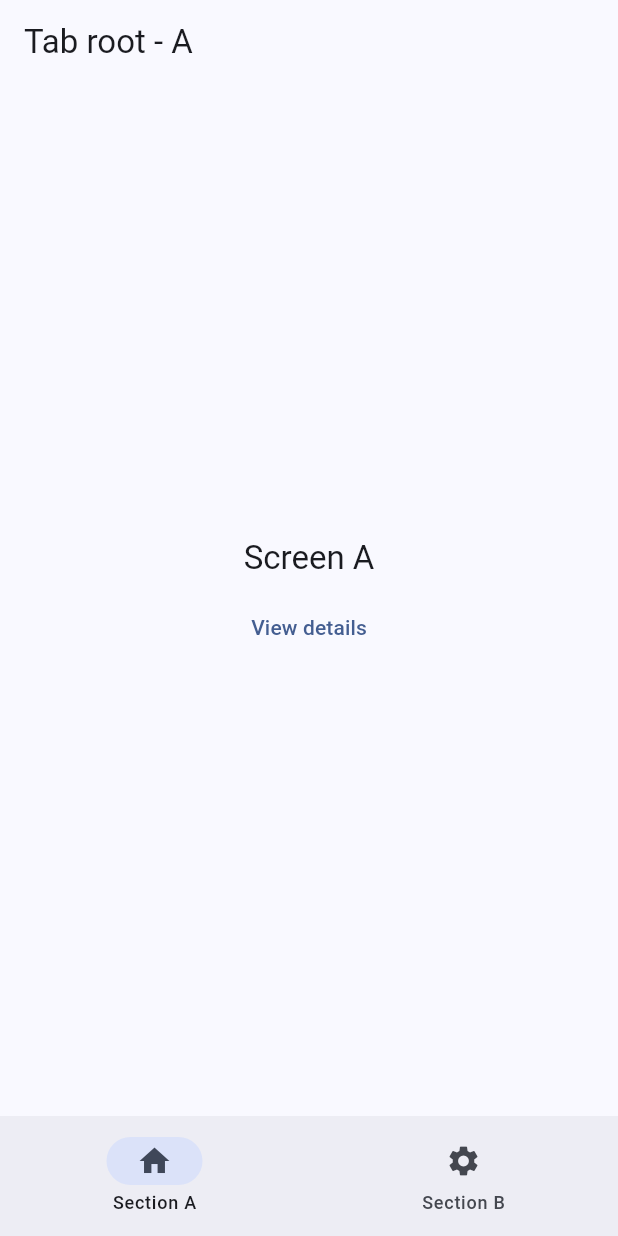
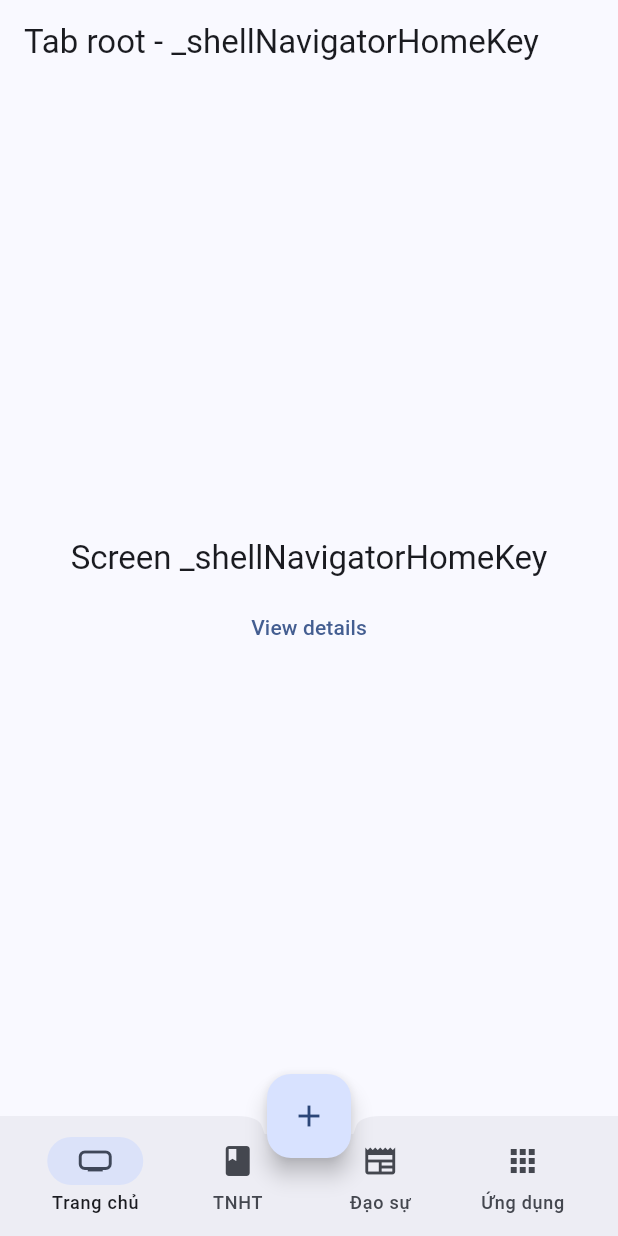
Before and after one commit to caodaion/caodaion_flutter, a Flutter app: the screen it shows after launch, on a phone screen of 412 x 824 dp. Run offline on Flutter 3.47's test engine with Material 3 defaults, Android fonts, the light colour scheme and no system bars; our stand-ins replace go_router.

Commit message:
Update main.dart

```diff
--- a/lib/main.dart
+++ b/lib/main.dart
@@ -5,8 +5,14 @@
 
 // private navigators
 final _rootNavigatorKey = GlobalKey<NavigatorState>();
-final _shellNavigatorAKey = GlobalKey<NavigatorState>(debugLabel: 'shellA');
-final _shellNavigatorBKey = GlobalKey<NavigatorState>(debugLabel: 'shellB');
+final _shellNavigatorHomeKey =
+    GlobalKey<NavigatorState>(debugLabel: 'shellHome');
+final _shellNavigatorTNHTKey =
+    GlobalKey<NavigatorState>(debugLabel: 'shellTNHT');
+final _shellNavigatorDaoSuKey =
+    GlobalKey<NavigatorState>(debugLabel: 'shellDaoSu');
+final _shellNavigatorAppKey =
+    GlobalKey<NavigatorState>(debugLabel: '_shellApp');
 
 final goRouter = GoRouter(
   initialLocation: '/',
@@ -25,12 +31,13 @@
       },
       branches: [
         StatefulShellBranch(
-          navigatorKey: _shellNavigatorAKey,
+          navigatorKey: _shellNavigatorHomeKey,
           routes: [
             GoRoute(
               path: '/',
               pageBuilder: (context, state) => const NoTransitionPage(
-                child: RootScreen(label: 'A', detailsPath: '/details'),
+                child: RootScreen(
+                    label: '_shellNavigatorHomeKey', detailsPath: '/details'),
               ),
               routes: [
                 GoRoute(
@@ -42,13 +49,55 @@
           ],
         ),
         StatefulShellBranch(
-          navigatorKey: _shellNavigatorBKey,
+          navigatorKey: _shellNavigatorTNHTKey,
           routes: [
             // Shopping Cart
             GoRoute(
-              path: '/b',
+              path: '/tnht',
               pageBuilder: (context, state) => const NoTransitionPage(
-                child: RootScreen(label: 'B', detailsPath: '/b/details'),
+                child: RootScreen(
+                    label: '_shellNavigatorTNHTKey',
+                    detailsPath: '/tnht/details'),
+              ),
+              routes: [
+                GoRoute(
+                  path: 'details',
+                  builder: (context, state) => const DetailsScreen(label: 'B'),
+                ),
+              ],
+            ),
+          ],
+        ),
+        StatefulShellBranch(
+          navigatorKey: _shellNavigatorDaoSuKey,
+          routes: [
+            // Shopping Cart
+            GoRoute(
+              path: '/dao-su',
+              pageBuilder: (context, state) => const NoTransitionPage(
+                child: RootScreen(
+                    label: '_shellNavigatorDaoSuKey',
+                    detailsPath: '/dao-su/details'),
+              ),
+              routes: [
+                GoRoute(
+                  path: 'details',
+                  builder: (context, state) => const DetailsScreen(label: 'B'),
+                ),
+              ],
+            ),
+          ],
+        ),
+        StatefulShellBranch(
+          navigatorKey: _shellNavigatorAppKey,
+          routes: [
+            // Shopping Cart
+            GoRoute(
+              path: '/ung-dung',
+              pageBuilder: (context, state) => const NoTransitionPage(
+                child: RootScreen(
+                    label: '_shellNavigatorAppKey',
+                    detailsPath: '/ung-dung/details'),
               ),
               routes: [
                 GoRoute(
@@ -143,13 +192,39 @@
   Widget build(BuildContext context) {
     return Scaffold(
       body: body,
-      bottomNavigationBar: NavigationBar(
-        selectedIndex: selectedIndex,
-        destinations: const [
-          NavigationDestination(label: 'Section A', icon: Icon(Icons.home)),
-          NavigationDestination(label: 'Section B', icon: Icon(Icons.settings)),
-        ],
-        onDestinationSelected: onDestinationSelected,
+      floatingActionButton: FloatingActionButton(
+        onPressed: () {},
+        child: const Icon(Icons.add),
+      ),
+      floatingActionButtonLocation: FloatingActionButtonLocation.centerDocked,
+      bottomNavigationBar: BottomAppBar(
+        shape: const CircularNotchedRectangle(),
+        child: NavigationBar(
+          selectedIndex: selectedIndex,
+          destinations: const [
+            NavigationDestination(
+              label: 'Trang chủ',
+              icon: Icon(Icons.home_max),
+              tooltip: "Trang chủ",
+            ),
+            NavigationDestination(
+              label: 'TNHT',
+              icon: Icon(Icons.book),
+              tooltip: "Thánh Ngôn Hiệp Tuyển",
+            ),
+            NavigationDestination(
+              label: 'Đạo sự',
+              icon: Icon(Icons.newspaper),
+              tooltip: "Đạo sự",
+            ),
+            NavigationDestination(
+              label: 'Ứng dụng',
+              icon: Icon(Icons.apps),
+              tooltip: "Ứng dụng",
+            ),
+          ],
+          onDestinationSelected: onDestinationSelected,
+        ),
       ),
     );
   }
@@ -177,12 +252,20 @@
             labelType: NavigationRailLabelType.all,
             destinations: const <NavigationRailDestination>[
               NavigationRailDestination(
-                label: Text('Section A'),
-                icon: Icon(Icons.home),
+                label: Text('Trang chủ'),
+                icon: Icon(Icons.home_max),
               ),
               NavigationRailDestination(
-                label: Text('Section B'),
-                icon: Icon(Icons.settings),
+                label: Text('TNHT'),
+                icon: Icon(Icons.book),
+              ),
+              NavigationRailDestination(
+                label: Text('Đạo sự'),
+                icon: Icon(Icons.newspaper),
+              ),
+              NavigationRailDestination(
+                label: Text('Ứng dụng'),
+                icon: Icon(Icons.apps),
               ),
             ],
           ),
```
